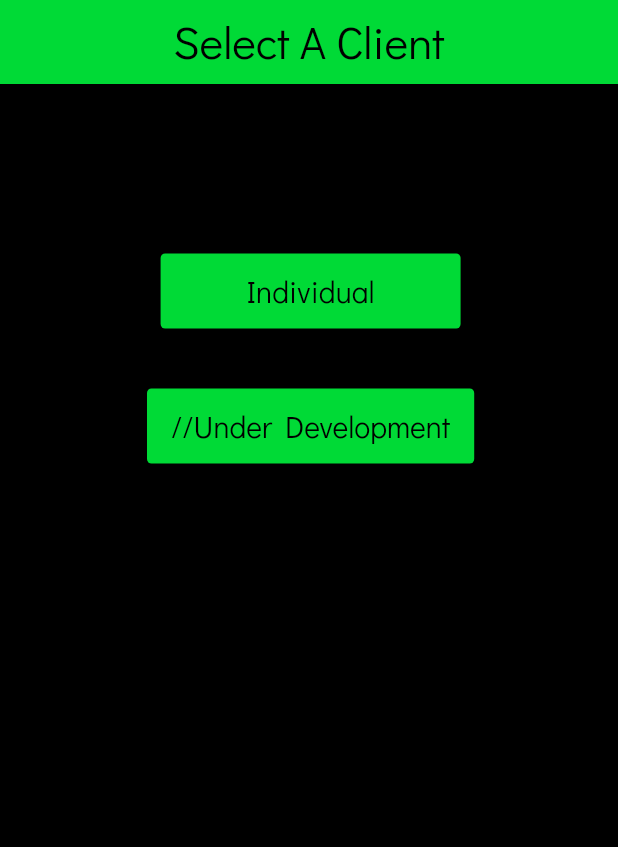
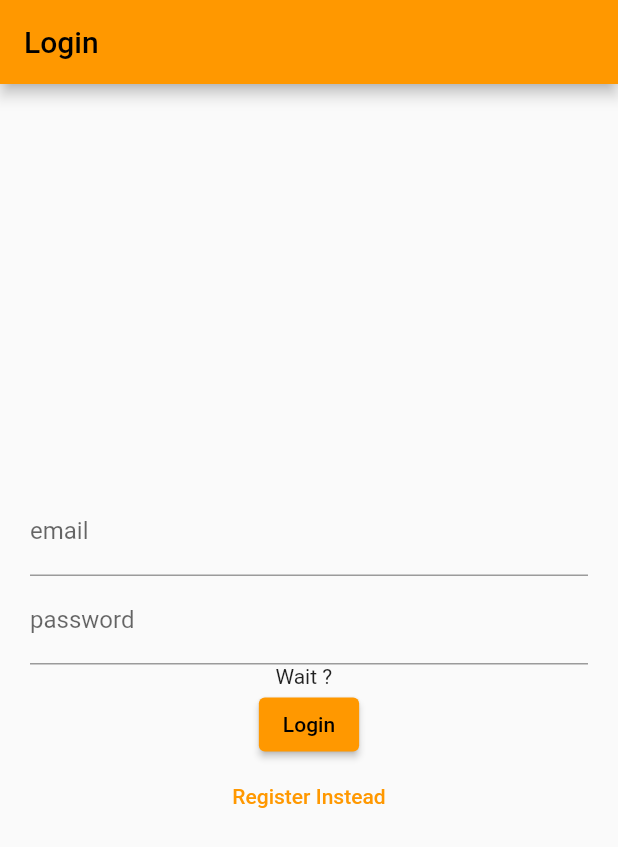
Before and after one commit to MoryaNischay/MobileApp, a Flutter app: the screen it shows after launch, on a phone screen of 412 x 824 dp. Shown: the top 847 px of the screen. Run offline on Flutter 3.47's test engine with Material 2 defaults, Android fonts, the phone set to English and light mode, and no system bars; our stand-ins replace cloud_firestore, firebase_auth, firebase_core, shared_preferences; accounts and stored records are empty.

Commit message:
Done with registeration and login page

```diff
--- a/lib/authentication.dart
+++ b/lib/authentication.dart
@@ -1,4 +1,4 @@
-// ignore_for_file: unused_import
+// ignore_for_file: unused_import, prefer_const_constructors
 
 import 'package:flutter/material.dart';
 
--- a/lib/main.dart
+++ b/lib/main.dart
@@ -1,72 +1,85 @@
-// ignore_for_file: constant_identifier_names, avoid_web_libraries_in_flutter
+// ignore_for_file: constant_identifier_names, avoid_web_libraries_in_flutter, unused_import
 // add another font cause the tittle looks weird
 
 import 'package:flutter/material.dart';
+import 'package:newapp/screens/LoginScreen.dart';
 
 import 'package:newapp/screens/secondpage.dart';
 import 'package:newapp/screens/firstpage.dart';
 import 'package:newapp/themecode/themecode.dart';
 import 'package:firebase_core/firebase_core.dart';
 import 'package:firebase_auth/firebase_auth.dart';
+import 'package:newapp/screens/App.dart';
 
 Future main() async {
   WidgetsFlutterBinding.ensureInitialized();
   await Firebase.initializeApp();
-  runApp(const MaterialApp(
-    title: 'Navigation Basics',
-    home: HomePage(),
-  ));
+  runApp(const MyApp());
 }
 
-class HomePage extends StatelessWidget {
-  const HomePage({Key? key}) : super(key: key);
+class MyApp extends StatelessWidget {
+  const MyApp({Key? key}) : super(key: key);
 
   @override
-  Widget build(context) {
+  Widget build(BuildContext context) {
     return MaterialApp(
-      theme: ThemeData(primaryColor: txtBgclr),
-      home: Scaffold(
-        resizeToAvoidBottomInset: false,
-        backgroundColor: txtBgclr,
-        appBar: AppBar(
-          backgroundColor: razerColor,
-          centerTitle: true,
-          title: const Text(
-            'Select A Client',
-            style: TextStyle(
-                color: txtBgclr, fontFamily: 'DidactGothic', fontSize: 30),
-          ),
-        ),
-        body: Container(
-          margin: const EdgeInsets.only(top: 113, left: 98),
-          child: Column(children: [
-            ElevatedButton(
-              style: style2,
-              onPressed: () {
-                Navigator.push(
-                  context,
-                  MaterialPageRoute(builder: (context) => const MyApp()),
-                );
-              },
-              child: const Text(
-                'Individual',
-                style: TextStyle(fontFamily: 'DidactGothic', fontSize: 20),
-              ),
-            ),
-            const SizedBox(
-              height: 40,
-            ),
-            ElevatedButton(
-              onPressed: () {},
-              style: style2,
-              child: const Text(
-                '//Under Development',
-                style: TextStyle(fontFamily: 'DidactGothic', fontSize: 20),
-              ),
-            ),
-          ]),
-        ),
+      debugShowCheckedModeBanner: false,
+      theme: ThemeData(
+        primarySwatch: Colors.orange,
       ),
+      home: const WidgetTree(),
     );
   }
 }
+// class HomePage extends StatelessWidget {
+//   const HomePage({Key? key}) : super(key: key);
+
+//   @override
+//   Widget build(context) {
+//     return MaterialApp(
+//       theme: ThemeData(primaryColor: txtBgclr),
+//       home: Scaffold(
+//         resizeToAvoidBottomInset: false,
+//         backgroundColor: txtBgclr,
+//         appBar: AppBar(
+//           backgroundColor: razerColor,
+//           centerTitle: true,
+//           title: const Text(
+//             'Select A Client',
+//             style: TextStyle(
+//                 color: txtBgclr, fontFamily: 'DidactGothic', fontSize: 30),
+//           ),
+//         ),
+//         body: Container(
+//           margin: const EdgeInsets.only(top: 113, left: 98),
+//           child: Column(children: [
+//             ElevatedButton(
+//               style: style2,
+//               onPressed: () {
+//                 Navigator.push(
+//                   context,
+//                   MaterialPageRoute(builder: (context) => const MyApp()),
+//                 );
+//               },
+//               child: const Text(
+//                 'Individual',
+//                 style: TextStyle(fontFamily: 'DidactGothic', fontSize: 20),
+//               ),
+//             ),
+//             const SizedBox(
+//               height: 40,
+//             ),
+//             ElevatedButton(
+//               onPressed: () {},
+//               style: style2,
+//               child: const Text(
+//                 '//Under Development',
+//                 style: TextStyle(fontFamily: 'DidactGothic', fontSize: 20),
+//               ),
+//             ),
+//           ]),
+//         ),
+//       ),
+//     );
+//   }
+// }
--- /dev/null
+++ b/lib/screens/App.dart
@@ -0,0 +1,29 @@
+// ignore_for_file: file_names
+
+import 'package:flutter/material.dart';
+import 'LoginScreen.dart';
+import 'home.dart';
+import 'auth.dart';
+
+class WidgetTree extends StatefulWidget {
+  const WidgetTree({Key? key}) : super(key: key);
+
+  @override
+  State<WidgetTree> createState() => _WidgetTreeState();
+}
+
+class _WidgetTreeState extends State<WidgetTree> {
+  @override
+  Widget build(BuildContext context) {
+    return StreamBuilder(
+      stream: Auth().authStateChanges,
+      builder: (context, snapshot) {
+        if (snapshot.hasData) {
+          return HomeScreen();
+        } else {
+          return LoginScreen();
+        }
+      },
+    );
+  }
+}
--- /dev/null
+++ b/lib/screens/LoginScreen.dart
@@ -0,0 +1,111 @@
+// ignore_for_file: unused_import, library_private_types_in_public_api, prefer_const_constructors, file_names, use_key_in_widget_constructors
+
+import 'package:firebase_auth/firebase_auth.dart';
+import 'package:flutter/material.dart';
+import 'package:cloud_firestore/cloud_firestore.dart';
+import 'package:newapp/screens/home.dart';
+import 'package:newapp/themecode/themecode.dart';
+import 'auth.dart';
+
+class LoginScreen extends StatefulWidget {
+  @override
+  _LoginScreenState createState() => _LoginScreenState();
+}
+
+class _LoginScreenState extends State<LoginScreen> {
+  String? errorMessage = ' ';
+  bool isLogin = true;
+
+  final TextEditingController _controllerEmail = TextEditingController();
+  final TextEditingController _controllerPassword = TextEditingController();
+
+  Future<void> signInWithEmailAndPassword() async {
+    try {
+      await Auth().signInWithEmailAndPassword(
+        email_: _controllerEmail.text,
+        password_: _controllerPassword.text,
+      );
+    } on FirebaseAuthException catch (e) {
+      setState(() {
+        errorMessage = e.message;
+      });
+    }
+  }
+
+  Future<void> createUserWithEmailAndPassword() async {
+    try {
+      await Auth().createUserWithEmailAndPassword(
+        email_: _controllerEmail.text,
+        password_: _controllerPassword.text,
+      );
+    } on FirebaseAuthException catch (e) {
+      setState(() {
+        errorMessage = e.message;
+      });
+    }
+  }
+
+  Widget _title() {
+    return const Text('Firebase Auth');
+  }
+
+  Widget _entryField(
+    String title,
+    TextEditingController controller,
+  ) {
+    return TextField(
+      controller: controller,
+      decoration: InputDecoration(
+        labelText: title,
+      ),
+    );
+  }
+
+  Widget _errorMessage() {
+    return Text(errorMessage == '' ? '' : 'Wait ? $errorMessage');
+  }
+
+  Widget _submitButton() {
+    return ElevatedButton(
+      onPressed:
+          isLogin ? signInWithEmailAndPassword : createUserWithEmailAndPassword,
+      child: Text(isLogin ? 'Login' : 'Register'),
+    );
+  }
+
+  Widget _loginOrregisterButton() {
+    return TextButton(
+      onPressed: () {
+        setState(() {
+          isLogin = !isLogin;
+        });
+      },
+      child: Text(isLogin ? 'Register Instead' : 'Login Instead'),
+    );
+  }
+
+  @override
+  Widget build(BuildContext context) {
+    return Scaffold(
+      appBar: AppBar(
+        title: Text('Login'),
+      ),
+      body: Container(
+        height: double.infinity,
+        width: double.infinity,
+        padding: const EdgeInsets.all(20),
+        child: Column(
+          crossAxisAlignment: CrossAxisAlignment.center,
+          mainAxisAlignment: MainAxisAlignment.center,
+          children: <Widget>[
+            _entryField('email', _controllerEmail),
+            _entryField('password', _controllerPassword),
+            _errorMessage(),
+            _submitButton(),
+            _loginOrregisterButton(),
+          ],
+        ),
+      )
+    );
+  }
+}
--- /dev/null
+++ b/lib/screens/auth.dart
@@ -0,0 +1,29 @@
+import 'package:firebase_auth/firebase_auth.dart';
+
+class Auth {
+  final FirebaseAuth _firebaseAuth = FirebaseAuth.instance;
+
+  User? get currentUser => _firebaseAuth.currentUser;
+
+  Stream<User?> get authStateChanges => _firebaseAuth.authStateChanges();
+
+  Future<void> signInWithEmailAndPassword({
+    required String email_,
+    required String password_,
+  }) async {
+    await _firebaseAuth.signInWithEmailAndPassword(
+        email: email_, password: password_);
+  }
+
+  Future<void> createUserWithEmailAndPassword({
+    required String email_,
+    required String password_,
+  }) async {
+    await _firebaseAuth.createUserWithEmailAndPassword(
+        email: email_, password: password_);
+  }
+
+  Future<void> signOut() async {
+    await _firebaseAuth.signOut();
+  }
+}
```
Also changed, not shown: lib/screens/firstpage.dart (+5 -5 lines), lib/screens/home.dart (added, +37 -0 lines), psuedocode.txt (added).
